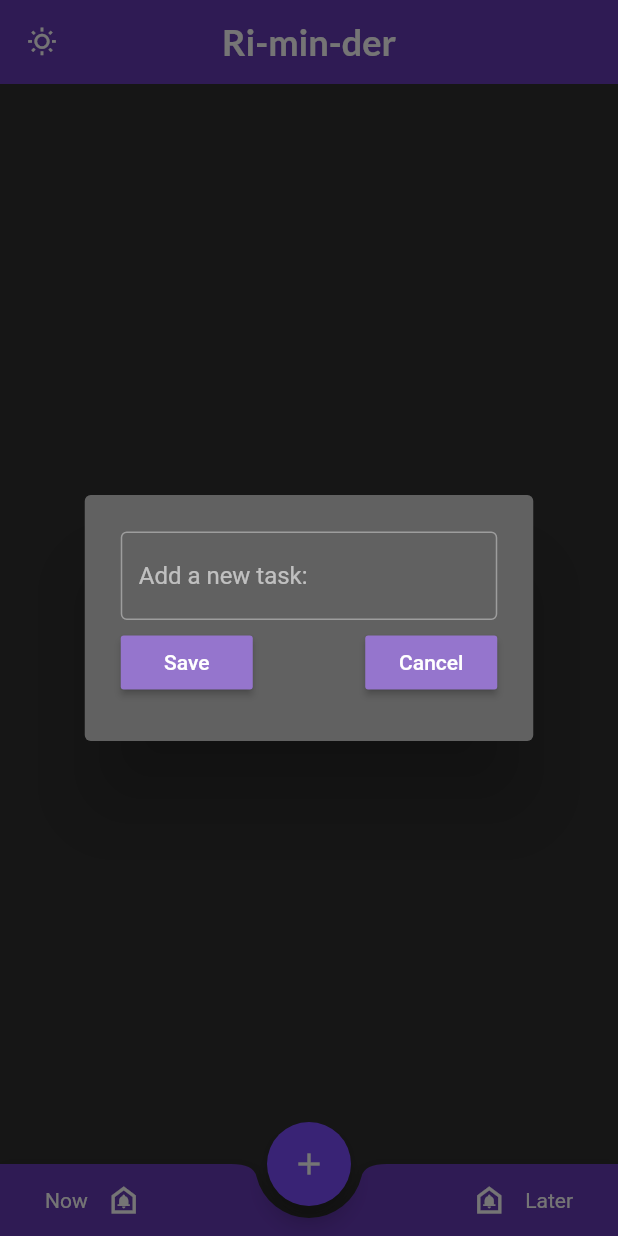
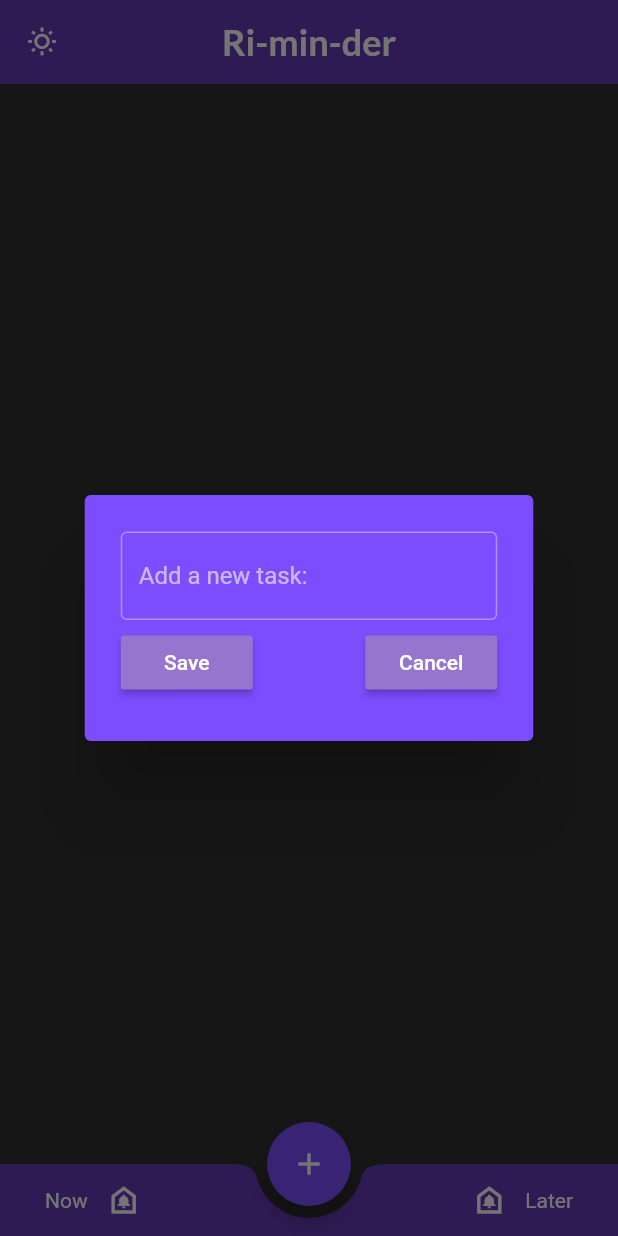
Before and after one commit to 4ntonio-lu/Junior-Project, a Flutter app: the screen it shows after launch, after a tap on the "nightlight round" icon, after a tap on the "add" icon, on a phone screen of 412 x 824 dp. Run offline on Flutter 3.47's test engine with Material 2 defaults, Android fonts, the phone set to English and light mode, and no system bars; our stand-ins replace awesome_notifications, confetti, flutter_slidable, get, get_storage, google_fonts.

```diff
--- a/lib/dialog_box.dart
+++ b/lib/dialog_box.dart
@@ -1,5 +1,7 @@
 import 'package:flutter/material.dart';
+import 'package:get/get_utils/get_utils.dart';
 import 'my_button.dart';
+import 'package:get/get.dart';
 
 class DialogBox extends StatelessWidget {
   final controller;
@@ -16,7 +18,7 @@ class DialogBox extends StatelessWidget {
   @override
   Widget build(BuildContext context) {
     return AlertDialog(
-      backgroundColor: Colors.grey[700],
+      backgroundColor: Get.isDarkMode?Colors.deepPurpleAccent:Colors.white,
       content: SizedBox(
           height: 120,
           child: Column(
--- a/lib/my_home_page.dart
+++ b/lib/my_home_page.dart
@@ -10,6 +10,7 @@ import 'package:junior_project_three/utilities.dart';
 import 'dialog_box.dart';
 import 'main.dart';
 import 'notifications.dart';
+import 'package:confetti/confetti.dart';
 
 class MyHomePage extends StatefulWidget {
   const MyHomePage({super.key, required this.title});
@@ -23,6 +24,8 @@ class MyHomePage extends StatefulWidget {
 class _MyHomePageState extends State<MyHomePage> {
   final textController = TextEditingController();
   List<Reminder> reminders = [];
+  bool isPlaying = true;
+  late final confettiController = ConfettiController(duration: const Duration(seconds: 3));
 
   void loadReminders() async {
     //WriteReminders(SampleReminders());
@@ -81,6 +84,10 @@ class _MyHomePageState extends State<MyHomePage> {
   void initState() {
     super.initState();
     loadReminders();
+    // play confetti
+    confettiController.addListener(() {
+      isPlaying = confettiController.state == ConfettiControllerState.playing;
+    });
     AwesomeNotifications().isNotificationAllowed().then((isAllowed) {
       if (!isAllowed) {
         showDialog(
@@ -119,7 +126,10 @@ class _MyHomePageState extends State<MyHomePage> {
 
   @override
   Widget build(BuildContext context) {
-    return Scaffold(
+    return Stack(
+      alignment: Alignment.topCenter,
+      children: [
+        Scaffold(
           appBar: _appBar(),
           // add task button
           floatingActionButton: Padding(
@@ -139,6 +149,7 @@ class _MyHomePageState extends State<MyHomePage> {
                   reminderCompleted: reminders[index].isComplete,
                   onChanged: (value) => checkBoxChanged,
                   deleteFunction: (context) => deleteReminder(index),
+                  confettiCtl: confettiController,
                 );
               }),
           // bottom nave bar, contains two icons, one for immediate notification, one for a scheduled notification
@@ -164,6 +175,9 @@ class _MyHomePageState extends State<MyHomePage> {
 
                     ),
                     onPressed: createNotification
+                      //onPressed: () {if(isPlaying) {confettiController.stop();}
+                      //else {confettiController.play();}
+                        //},
                   )
                     ],
                   ),
@@ -195,6 +209,14 @@ class _MyHomePageState extends State<MyHomePage> {
               ]
             ),
           ),
+        ),
+        ConfettiWidget(
+          confettiController: confettiController,
+          shouldLoop: false,
+          blastDirectionality: BlastDirectionality.explosive,
+          numberOfParticles: 50,
+        )
+      ],
     );
   }
 
--- a/pubspec.yaml
+++ b/pubspec.yaml
@@ -45,6 +45,7 @@ dependencies:
   get: ^4.6.5
   intl: ^0.17.0
   google_fonts: ^3.0.1
+  confetti: ^0.6.0
 
 dev_dependencies:
   flutter_test:
```
Also changed, not shown: lib/ToDoTile.dart (+32 -0 lines), lib/button.dart (+4 -3 lines), pubspec.lock. Lines whose indentation alone changed are shown as unchanged.
